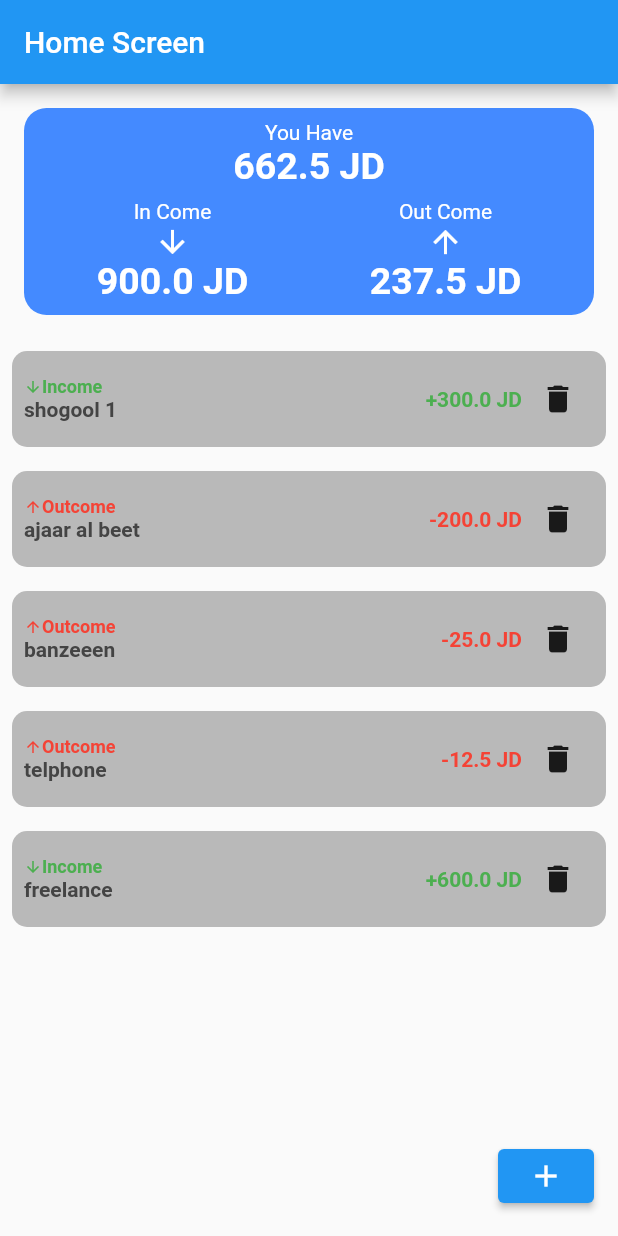
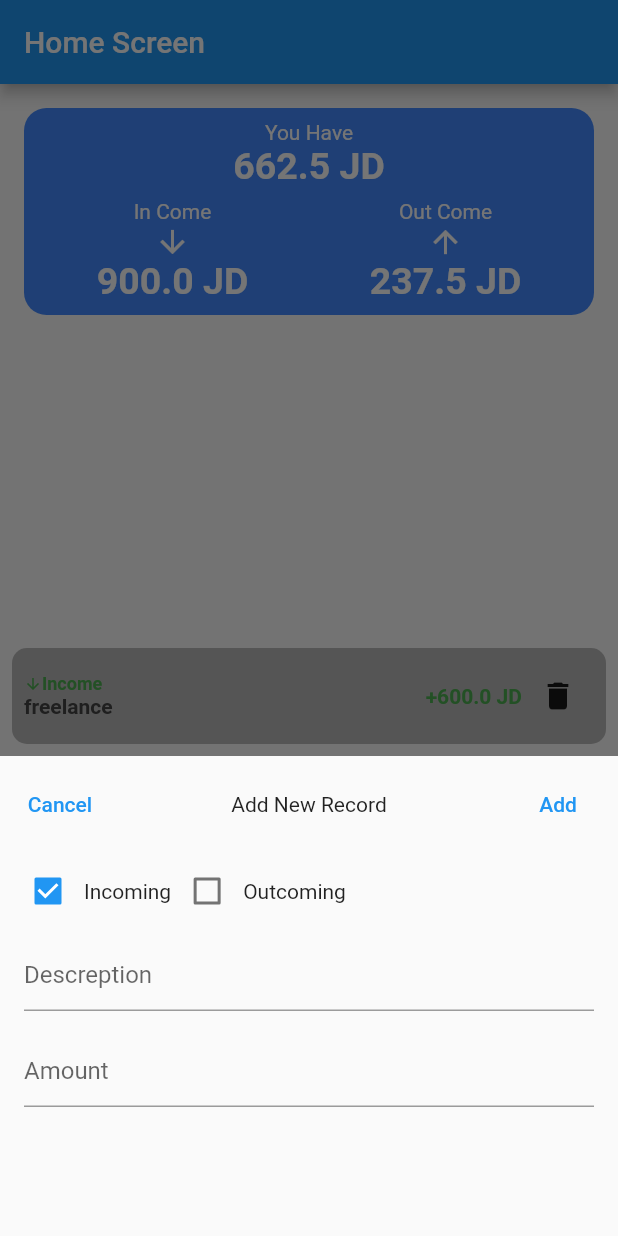
Before and after one commit to aboud-masoud/my_wallet, a Flutter app: the HomeScreen screen opened directly, after a tap on the "add" icon, on a phone screen of 412 x 824 dp. Run offline on Flutter 3.47's test engine with Material 2 defaults, Android fonts, the phone set to English and light mode, and no system bars.

Commit message:
handle add view

```diff
--- a/lib/home.dart
+++ b/lib/home.dart
@@ -1,5 +1,6 @@
 import 'package:flutter/material.dart';
 import 'package:my_wallet/models/amount_model.dart';
+import 'package:my_wallet/small_widgets/add_new_record.dart';
 import 'package:my_wallet/small_widgets/header_view.dart';
 import 'package:my_wallet/small_widgets/list_cell.dart';
 
@@ -34,6 +35,7 @@ class _HomeScreenState extends State<HomeScreen> {
             ),
             Flexible(
               child: ListView.builder(
+                  reverse: true,
                   itemCount: myList.length,
                   itemBuilder: (ctx, index) {
                     return ListCell(
@@ -49,8 +51,28 @@ class _HomeScreenState extends State<HomeScreen> {
             ),
           ],
         ),
-        floatingActionButton:
-            ElevatedButton(onPressed: () {}, child: const Icon(Icons.add)));
+        floatingActionButton: ElevatedButton(
+            onPressed: () {
+              showModalBottomSheet(
+                  context: context,
+                  builder: (context) {
+                    return AddNewRecord(
+                      onAdd: (value) {
+                        if (value.amount > 0 && value.desc.isNotEmpty) {
+                          myList.add(value);
+                          setState(() {});
+                        } else {
+                          ScaffoldMessenger.of(context).showSnackBar(
+                            const SnackBar(
+                              content: Text("Amount should be more than Zereooo and Desc should be filled"),
+                            ),
+                          );
+                        }
+                      },
+                    );
+                  });
+            },
+            child: const Icon(Icons.add)));
   }
 
   double calculateTotalAmount() {
--- a/lib/login.dart
+++ b/lib/login.dart
@@ -15,7 +15,8 @@ class _LoginScreenState extends State<LoginScreen> {
   @override
   Widget build(BuildContext context) {
     return Scaffold(
-      body: Center(
+      body: SafeArea(
+        child: Center(
           child: Column(
             children: [
               Image.asset(
@@ -40,12 +41,9 @@ class _LoginScreenState extends State<LoginScreen> {
               ElevatedButton(
                 child: const Text("Login"),
                 onPressed: () {
-                if (usernameController.text == "abed" &&
-                    passwordController.text == "123") {
+                  if (usernameController.text == "abed" && passwordController.text == "123") {
                     Navigator.of(context).pushAndRemoveUntil(
-                      MaterialPageRoute(
-                          builder: ((context) => const HomeScreen())),
-                      (route) => false);
+                        MaterialPageRoute(builder: ((context) => const HomeScreen())), (route) => false);
                   } else {
                     ScaffoldMessenger.of(context).showSnackBar(
                       const SnackBar(
@@ -58,6 +56,7 @@ class _LoginScreenState extends State<LoginScreen> {
             ],
           ),
         ),
+      ),
     );
   }
 }
--- /dev/null
+++ b/lib/small_widgets/add_new_record.dart
@@ -0,0 +1,89 @@
+import 'package:flutter/material.dart';
+import 'package:flutter/services.dart';
+import 'package:my_wallet/models/amount_model.dart';
+import 'package:my_wallet/small_widgets/list_cell.dart';
+
+class AddNewRecord extends StatefulWidget {
+  final Function(AmountModel) onAdd;
+  const AddNewRecord({super.key, required this.onAdd});
+
+  @override
+  State<AddNewRecord> createState() => _AddNewRecordState();
+}
+
+class _AddNewRecordState extends State<AddNewRecord> {
+  bool incomingSelected = true;
+  TextEditingController amountController = TextEditingController();
+  TextEditingController descController = TextEditingController();
+
+  @override
+  Widget build(BuildContext context) {
+    return Padding(
+      padding: const EdgeInsets.all(8.0),
+      child: Column(
+        mainAxisSize: MainAxisSize.min,
+        children: <Widget>[
+          Row(
+            children: [
+              TextButton(
+                  onPressed: () {
+                    Navigator.pop(context);
+                  },
+                  child: const Text("Cancel")),
+              Expanded(child: Container()),
+              const Text("Add New Record"),
+              Expanded(child: Container()),
+              TextButton(
+                  onPressed: () {
+                    widget.onAdd(AmountModel(
+                        amount: double.tryParse(amountController.text) ?? 0.0,
+                        desc: descController.text,
+                        type: incomingSelected ? TransType.income : TransType.outcome));
+                    Navigator.pop(context);
+                  },
+                  child: const Text("Add")),
+            ],
+          ),
+          const SizedBox(height: 10),
+          Row(
+            children: [
+              Checkbox(
+                  value: incomingSelected,
+                  onChanged: (x) {
+                    incomingSelected = !incomingSelected;
+                    setState(() {});
+                  }),
+              const Text("Incoming"),
+              Checkbox(
+                  value: !incomingSelected,
+                  onChanged: (x) {
+                    incomingSelected = !incomingSelected;
+                    setState(() {});
+                  }),
+              const Text("Outcoming"),
+            ],
+          ),
+          Padding(
+            padding: const EdgeInsets.all(8.0),
+            child: TextField(
+              controller: descController,
+              decoration: const InputDecoration(hintText: "Descreption"),
+            ),
+          ),
+          Padding(
+            padding: const EdgeInsets.all(8.0),
+            child: TextField(
+              controller: amountController,
+              keyboardType: TextInputType.number,
+              inputFormatters: [FilteringTextInputFormatter.digitsOnly],
+              decoration: const InputDecoration(
+                hintText: "Amount",
+              ),
+            ),
+          ),
+          const SizedBox(height: 70),
+        ],
+      ),
+    );
+  }
+}
```
Also changed, not shown: pubspec.lock, 1 other file. Lines whose indentation alone changed are shown as unchanged.
